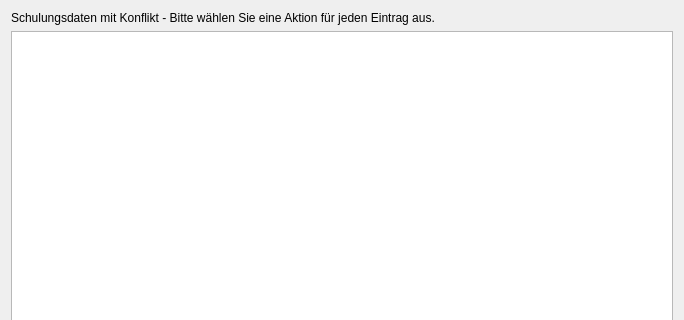
This is ui/qmtraindataconflictdialog.ui in Christian-Kr/QualificationMatrix as Qt 5 draws it before an edit; both pictures show x 0 to 684 and y 0 to 320 of the 684 by 473 pixel window. The edited form follows.
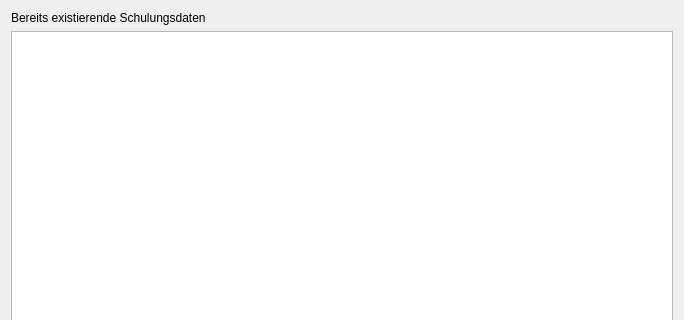
This is the edited form.

Commit message: Change user text

What changed in the file:
```diff
--- a/ui/qmtraindataconflictdialog.ui
+++ b/ui/qmtraindataconflictdialog.ui
@@ -17,7 +17,7 @@
    <item row="0" column="0">
     <widget class="QLabel" name="label">
      <property name="text">
-      <string>Schulungsdaten mit Konflikt - Bitte wählen Sie eine Aktion für jeden Eintrag aus.</string>
+      <string>Bereits existierende Schulungsdaten</string>
      </property>
     </widget>
    </item>
```
Left out of the diff: 2 changed lines with no effect on the pictures.
